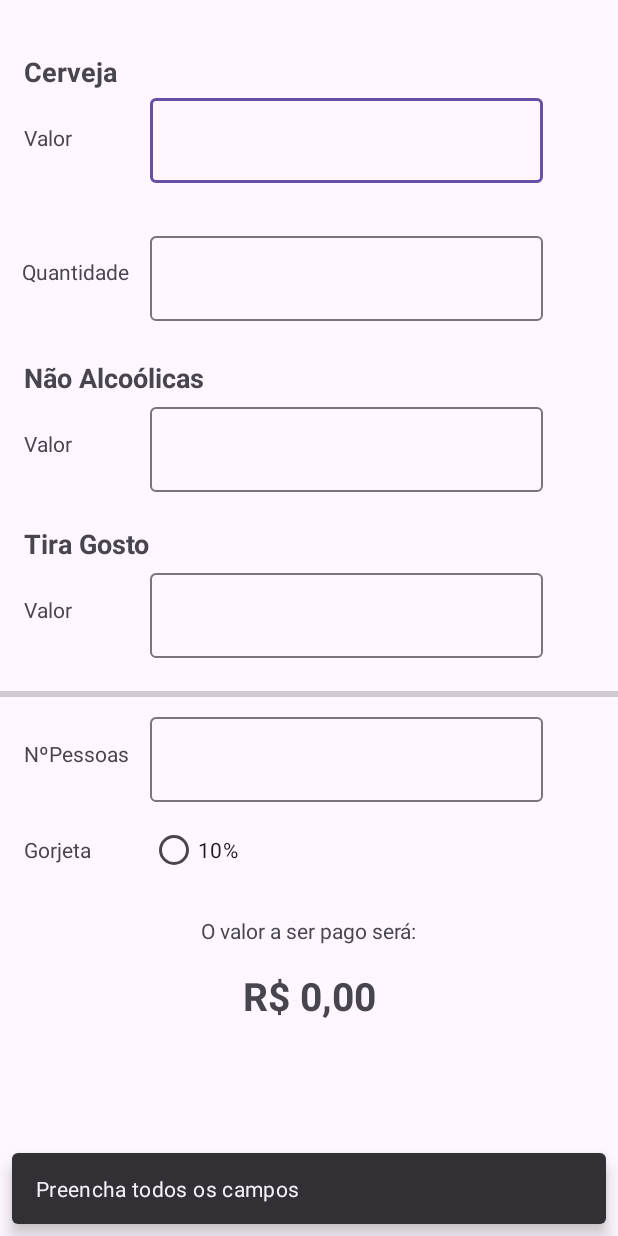
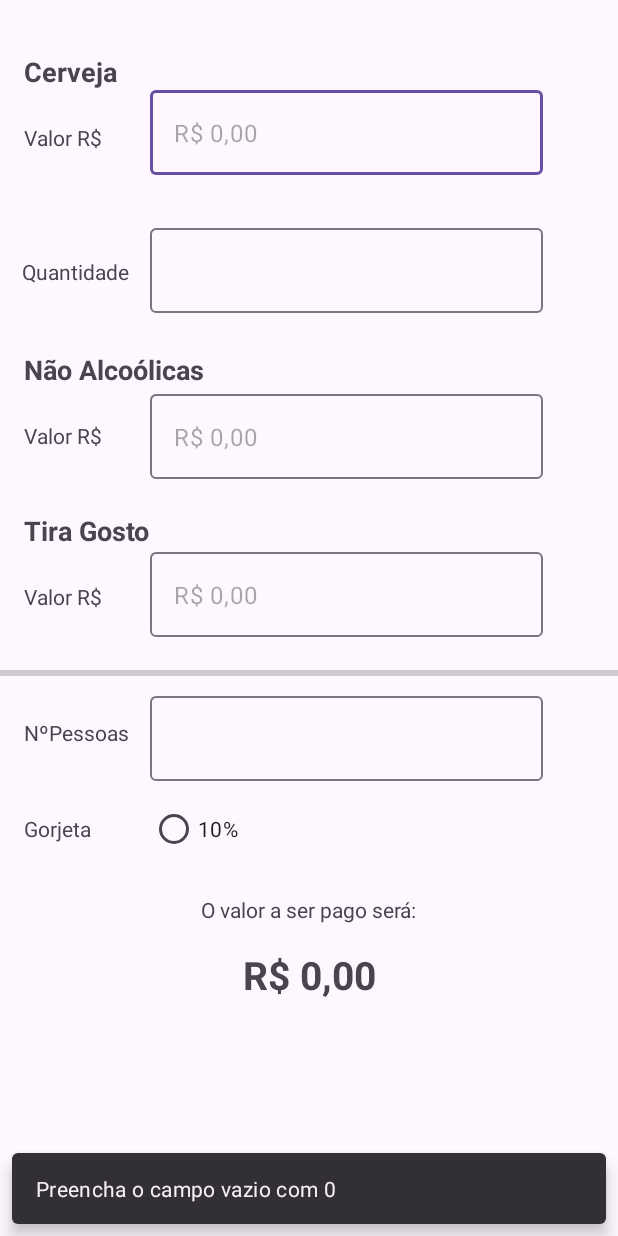
Before and after one commit to pernaf/Conta_Barzinho-, an Android app: the TelaContas screen opened directly, with no data from a screen before it, after a tap on "Calcular", on a phone screen of 412 x 824 dp. Run offline under Robolectric (Android 15) with nearby library versions, the phone set to English and light mode, and no system bars.

Commit message:
AT4: atualização lógica do cálculo

```diff
--- a/app/src/main/java/com/example/conta_barzinho/TelaContas.kt
+++ b/app/src/main/java/com/example/conta_barzinho/TelaContas.kt
@@ -48,7 +48,7 @@ class TelaContas : AppCompatActivity() {
                 Snackbar
                     .make(
                         binding.edittxValorcerva,
-                        "Preencha todos os campos",
+                        "Preencha o campo vazio com 0",
                         Snackbar.LENGTH_LONG
                     ).show()
 
@@ -66,8 +66,11 @@ class TelaContas : AppCompatActivity() {
 
                 val totalComGorjeta = contaTotal + (contaTotal * percentage / 100)
 
+                val semGorjetaPessoa = if (nPessoas > 0) contaTotal / nPessoas else contaTotal
                 val porPessoa = if (nPessoas > 0) totalComGorjeta / nPessoas else totalComGorjeta
 
+
+                binding.tvResultado.text = formatarMoeda(semGorjetaPessoa.toDouble())
                 binding.tvResultado.text = formatarMoeda(porPessoa.toDouble())
 
 
@@ -75,5 +78,18 @@ class TelaContas : AppCompatActivity() {
 
         }
 
+        binding.btnLimpar.setOnClickListener {
+
+            binding.edittxValorcerva.setText("")
+            binding.edittxtQtdcerva.setText("")
+            binding.edttextValornaoalcool.setText("")
+            binding.edttextValorTiragosto.setText("")
+            binding.edttextNpessoas.setText("")
+            binding.radioButtonGorjeta.isChecked = false
+            binding.tvResultado.text = "R$ 0,00"
+
+
+        }
+
     }
 }
--- a/app/src/main/res/layout/activity_tela_contas.xml
+++ b/app/src/main/res/layout/activity_tela_contas.xml
@@ -27,9 +27,9 @@
         android:layout_width="match_parent"
         android:layout_height="wrap_content"
         android:layout_marginTop="22dp"
-        android:layout_marginEnd="350dp"
+        android:layout_marginEnd="340dp"
         android:layout_marginStart="16dp"
-        android:text="Valor"
+        android:text="Valor R$"
         app:layout_constraintEnd_toEndOf="parent"
         app:layout_constraintStart_toStartOf="parent"
         app:layout_constraintTop_toBottomOf="@+id/tv_cerva" />
@@ -42,13 +42,14 @@
         android:layout_marginEnd="50dp"
         app:layout_constraintEnd_toEndOf="parent"
         app:layout_constraintStart_toStartOf="parent"
+        app:hintEnabled= "false"
         app:layout_constraintTop_toBottomOf="@+id/tv_cerva">
 
         <com.google.android.material.textfield.TextInputEditText
             android:id="@+id/edittx_valorcerva"
             android:layout_width="match_parent"
             android:layout_height="match_parent"
-            android:hint=""
+            android:hint="R$ 0,00"
             android:inputType="numberDecimal"
             android:maxLength="5"/>
     </com.google.android.material.textfield.TextInputLayout>
@@ -100,9 +101,9 @@
         android:layout_width="match_parent"
         android:layout_height="wrap_content"
         android:layout_marginTop="22dp"
-        android:layout_marginEnd="350dp"
+        android:layout_marginEnd="340dp"
         android:layout_marginStart="16dp"
-        android:text="Valor"
+        android:text="Valor R$"
         app:layout_constraintEnd_toEndOf="parent"
         app:layout_constraintStart_toStartOf="parent"
         app:layout_constraintTop_toBottomOf="@+id/tv_naoalcoolicas" />
@@ -111,9 +112,10 @@
         android:id="@+id/inpt_valor_naoalcool"
         android:layout_width="match_parent"
         android:layout_height="wrap_content"
-        android:layout_marginTop="2dp"
+        android:layout_marginTop="4dp"
         android:layout_marginStart="100dp"
         android:layout_marginEnd="50dp"
+        app:hintEnabled="false"
         app:layout_constraintEnd_toEndOf="parent"
         app:layout_constraintStart_toStartOf="parent"
         app:layout_constraintTop_toBottomOf="@+id/tv_naoalcoolicas">
@@ -124,7 +126,7 @@
             android:layout_height="match_parent"
             android:inputType="numberDecimal"
             android:maxLength="5"
-            android:hint="" />
+            android:hint="R$ 0,00" />
     </com.google.android.material.textfield.TextInputLayout>
 
     <TextView
@@ -145,7 +147,7 @@
         android:id="@+id/tv_valor_tiragosto"
         android:layout_width="match_parent"
         android:layout_height="wrap_content"
-        android:text="Valor"
+        android:text="Valor R$"
         android:layout_marginTop="22dp"
         android:layout_marginEnd="300dp"
         android:layout_marginStart="16dp"
@@ -160,6 +162,7 @@
         android:layout_marginTop="2dp"
         android:layout_marginStart="100dp"
         android:layout_marginEnd="50dp"
+        app:hintEnabled="false"
         app:layout_constraintEnd_toEndOf="parent"
         app:layout_constraintStart_toStartOf="parent"
         app:layout_constraintTop_toBottomOf="@+id/tv_tiragosto">
@@ -170,7 +173,7 @@
             android:layout_height="match_parent"
             android:inputType="numberDecimal"
             android:maxLength="5"
-            android:hint="" />
+            android:hint="R$ 0,00" />
     </com.google.android.material.textfield.TextInputLayout>
 
     <ProgressBar
```
